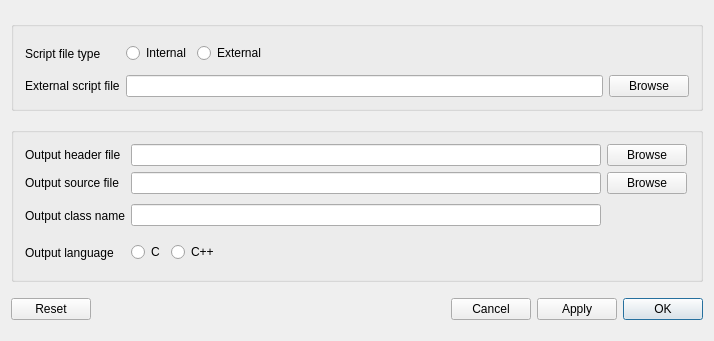
Qt form viewer/FORMS-4/outputfilesettingsbasedlg.ui (mistalro/openglextensionviewer) before a commit.
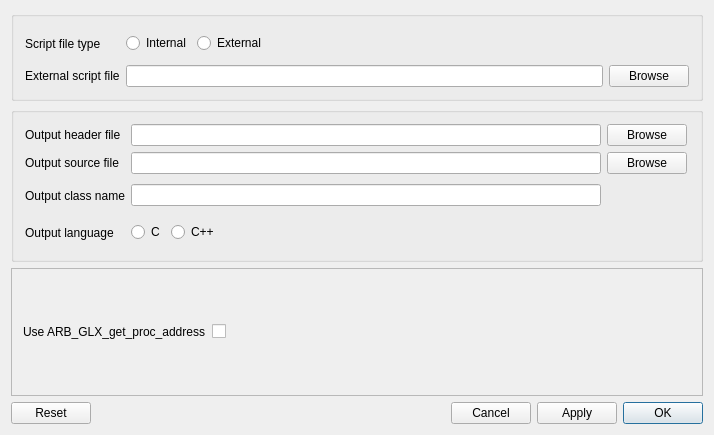
The same form after that commit. Custom widgets are drawn as their Qt base class.

What changed in the file:
```diff
--- a/viewer/FORMS-4/outputfilesettingsbasedlg.ui
+++ b/viewer/FORMS-4/outputfilesettingsbasedlg.ui
@@ -7,14 +7,14 @@
     <x>0</x>
     <y>0</y>
     <width>714</width>
-    <height>341</height>
+    <height>435</height>
    </rect>
   </property>
   <property name="windowTitle">
    <string>Output File Settings</string>
   </property>
-  <layout class="QGridLayout">
-   <item row="0" column="0">
+  <layout class="QVBoxLayout" name="verticalLayout">
+   <item>
     <widget class="Q3GroupBox" name="m_groupboxscriptfiletype">
      <property name="sizePolicy">
       <sizepolicy hsizetype="Preferred" vsizetype="Fixed">
@@ -118,7 +118,7 @@
      </layout>
     </widget>
    </item>
-   <item row="1" column="0">
+   <item>
     <widget class="Q3GroupBox" name="m_groupboxoutputfiles">
      <property name="sizePolicy">
       <sizepolicy hsizetype="Minimum" vsizetype="Fixed">
@@ -280,7 +280,49 @@
      </layout>
     </widget>
    </item>
-   <item row="2" column="0">
+   <item>
+    <widget class="QFrame" name="frame">
+     <property name="frameShape">
+      <enum>QFrame::StyledPanel</enum>
+     </property>
+     <property name="frameShadow">
+      <enum>QFrame::Raised</enum>
+     </property>
+     <layout class="QHBoxLayout" name="horizontalLayout">
+      <item>
+       <widget class="QLabel" name="label">
+        <property name="text">
+         <string>Use ARB_GLX_get_proc_address</string>
+        </property>
+       </widget>
+      </item>
+      <item>
+       <widget class="QCheckBox" name="m_radiouseglxprocaddressarb">
+        <property name="text">
+         <string/>
+        </property>
+       </widget>
+      </item>
+      <item>
+       <spacer name="spacer48_2">
+        <property name="orientation">
+         <enum>Qt::Horizontal</enum>
+        </property>
+        <property name="sizeType">
+         <enum>QSizePolicy::Expanding</enum>
+        </property>
+        <property name="sizeHint" stdset="0">
+         <size>
+          <width>465</width>
+          <height>21</height>
+         </size>
+        </property>
+       </spacer>
+      </item>
+     </layout>
+    </widget>
+   </item>
+   <item>
     <layout class="QHBoxLayout">
      <item>
       <widget class="QPushButton" name="m_pushbuttonreset">
```
Left out of the diff: 53 changed lines with no effect on the pictures.
